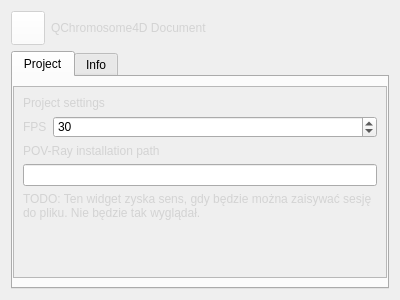
Old version of the form QChromosome/projectsettings.ui in the repository Michalaq/ChromosomeVisualizer.
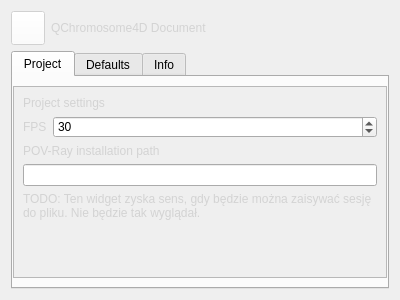
New version of the form. Icons and pictures are not drawn. Custom widgets are drawn as their Qt base class.

Commit message: Stub of new widget for representig defaults

The edit to the form file:
```diff
--- a/QChromosome/projectsettings.ui
+++ b/QChromosome/projectsettings.ui
@@ -173,6 +173,11 @@
        </item>
       </layout>
      </widget>
+     <widget class="Defaults" name="tab_3">
+      <attribute name="title">
+       <string>Defaults</string>
+      </attribute>
+     </widget>
      <widget class="QWidget" name="tab_2">
       <attribute name="title">
        <string>Info</string>
@@ -228,6 +233,12 @@
    <extends>QLineEdit</extends>
    <header>fileedit.h</header>
   </customwidget>
+  <customwidget>
+   <class>Defaults</class>
+   <extends>QWidget</extends>
+   <header>defaults.h</header>
+   <container>1</container>
+  </customwidget>
  </customwidgets>
  <resources>
   <include location="icons.qrc"/>
```
Left out of the diff: 3 changed lines with no effect on the pictures. The commit also changes 4 other files.
